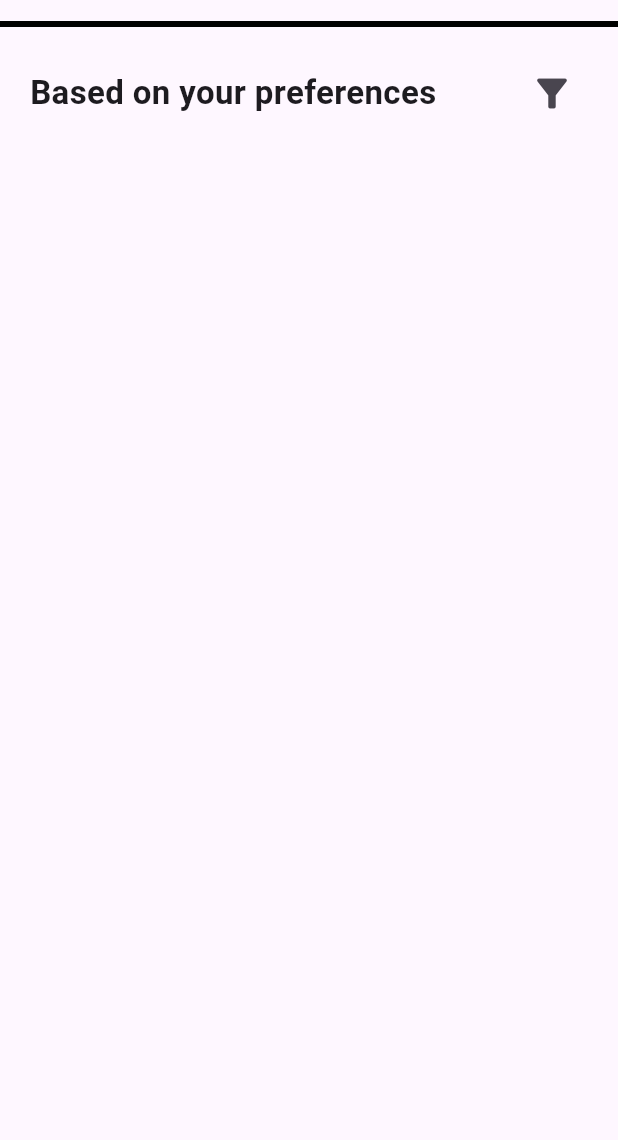
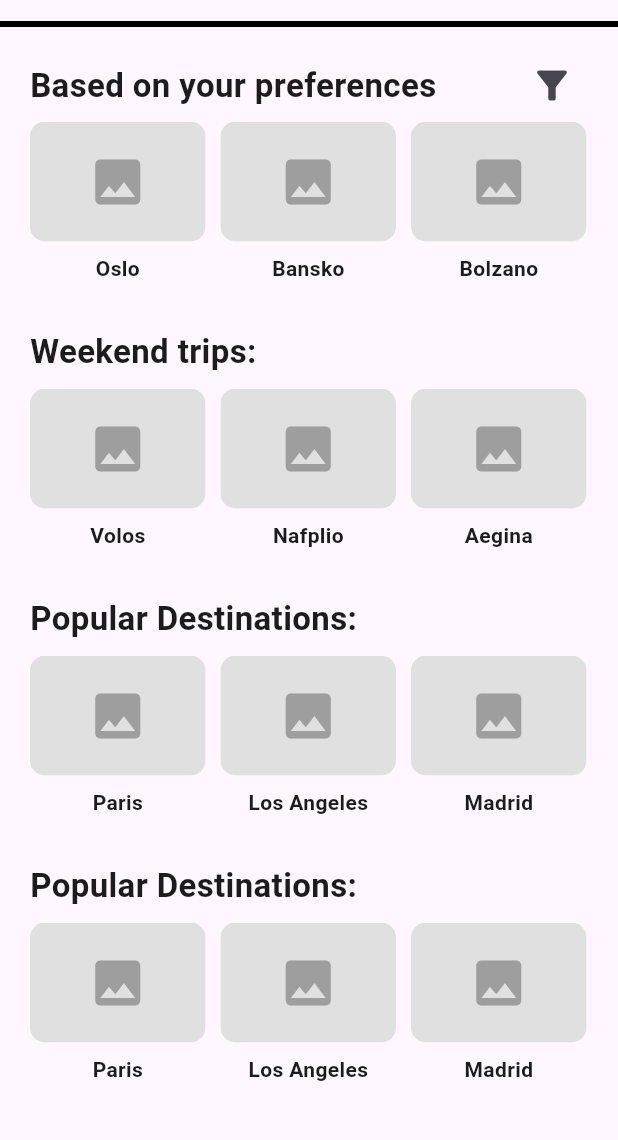
Before and after one commit to dulkusim/Odysseia, a Flutter app: the screen it shows after launch, on a phone screen of 412 x 824 dp, the part 63-1203 px from its top. Run offline on Flutter 3.47's test engine with Material 3 defaults, Android fonts, the phone set to English and light mode, and no system bars.

Commit message:
Home Screen Initial layout

```diff
--- /dev/null
+++ b/fproject/lib/components/image_card.dart
@@ -0,0 +1,35 @@
+import 'package:flutter/material.dart';
+
+class CityCard extends StatelessWidget {
+  final String cityName;
+  final String? imageUrl;
+
+  const CityCard({required this.cityName, this.imageUrl, Key? key}) : super(key: key);
+
+  @override
+  Widget build(BuildContext context) {
+    return Padding(
+      padding: const EdgeInsets.only(right: 10.0), // Adds spacing to the right
+      child: Column(
+        children: [
+          ClipRRect(
+            borderRadius: BorderRadius.circular(10.0),
+            child: Container(
+              width: 117,
+              height: 80,
+              color: Colors.grey.shade300,
+              child: imageUrl != null
+                  ? Image.network(imageUrl!, fit: BoxFit.cover)
+                  : Icon(Icons.image, size: 40, color: Colors.grey),
+            ),
+          ),
+          SizedBox(height: 8),
+          Text(
+            cityName,
+            style: TextStyle(fontWeight: FontWeight.bold),
+          ),
+        ],
+      ),
+    );
+  }
+}
--- a/fproject/lib/main.dart
+++ b/fproject/lib/main.dart
@@ -1,5 +1,7 @@
 import 'package:flutter/material.dart';
 import 'components/search_bar.dart'; // Import the reusable widget
+import 'components/image_card.dart'; // Import the reusable widget
+
 
 void main() {
   runApp(OdysseiaApp());
@@ -71,8 +73,12 @@
 class BasedOnPreferencesText extends StatelessWidget {
   @override
   Widget build(BuildContext context) {
-    return Padding(
-      padding: const EdgeInsets.all(20.0),
+    return Column(
+      crossAxisAlignment: CrossAxisAlignment.start,
+      children: [
+        SizedBox(height: 15), // Add some spacing at the top
+        Padding(
+          padding: const EdgeInsets.symmetric(horizontal: 20.0),
           child: Row(
             mainAxisAlignment: MainAxisAlignment.spaceBetween,
             children: [
@@ -80,12 +86,12 @@
                 'Based on your preferences',
                 style: TextStyle(
                   fontWeight: FontWeight.bold,
-              fontSize: 22.0, // Adjust font size as needed
+                  fontSize: 22.0,
                 ),
               ),
               IconButton(
                 icon: Icon(Icons.filter_alt),
-            iconSize: 30.0, // Adjust icon size as needed
+                iconSize: 30.0,
                 onPressed: () {
                   // Handle filter button press
                   print("Filter button pressed");
@@ -93,6 +99,142 @@
               ),
             ],
           ),
+        ),
+        Padding(
+          padding: const EdgeInsets.symmetric(horizontal: 20.0),
+          child: SingleChildScrollView(
+            scrollDirection: Axis.horizontal,
+            child: Row(
+              children: [
+                CityCard(cityName: "Oslo"),
+                CityCard(cityName: "Bansko"),
+                CityCard(cityName: "Bolzano"),
+                CityCard(cityName: "Bucharest"), // Fourth city added
+              ],
+            ),
+          ),
+        ),
+        SizedBox(height: 30), // Add some spacing between sections
+
+        // "Weekend trips" section
+        WeekendTripsSection(),
+      ],
     );
   }
 }
+
+class WeekendTripsSection extends StatelessWidget {
+  @override
+  Widget build(BuildContext context) {
+    return Column(
+      crossAxisAlignment: CrossAxisAlignment.start,
+      children: [
+        Padding(
+          padding: const EdgeInsets.symmetric(horizontal: 20.0),
+          child: Text(
+            'Weekend trips:',
+            style: TextStyle(
+              fontWeight: FontWeight.bold,
+              fontSize: 22.0,
+            ),
+          ),
+        ),
+        SizedBox(height: 9),
+        Padding(
+          padding: const EdgeInsets.symmetric(horizontal: 20.0),
+          child: SingleChildScrollView(
+            scrollDirection: Axis.horizontal,
+            child: Row(
+              children: [
+                CityCard(cityName: "Volos"),
+                CityCard(cityName: "Nafplio"),
+                CityCard(cityName: "Aegina"),
+                CityCard(cityName: "Kalamata"),
+              ],
+            ),
+          ),
+        ),
+        SizedBox(height: 30),
+
+        // "Popular Destinations" section
+        PopularDestinationsSection(),
+      ],
+    );
+  }
+}
+
+class PopularDestinationsSection extends StatelessWidget {
+  @override
+  Widget build(BuildContext context) {
+    return Column(
+      crossAxisAlignment: CrossAxisAlignment.start,
+      children: [
+        Padding(
+          padding: const EdgeInsets.symmetric(horizontal: 20.0),
+          child: Text(
+            'Popular Destinations:',
+            style: TextStyle(
+              fontWeight: FontWeight.bold,
+              fontSize: 22.0,
+            ),
+          ),
+        ),
+        SizedBox(height: 9),
+        Padding(
+          padding: const EdgeInsets.symmetric(horizontal: 20.0),
+          child: SingleChildScrollView(
+            scrollDirection: Axis.horizontal,
+            child: Row(
+              children: [
+                CityCard(cityName: "Paris"),
+                CityCard(cityName: "Los Angeles"),
+                CityCard(cityName: "Madrid"),
+                CityCard(cityName: "Rome"),
+              ],
+            ),
+          ),
+        ),
+        SizedBox(height: 30),
+
+        // "Friends visited" section
+        FriendsVisitedSection(),
+      ],
+    );
+  }
+}
+
+class FriendsVisitedSection extends StatelessWidget {
+  @override
+  Widget build(BuildContext context) {
+    return Column(
+      crossAxisAlignment: CrossAxisAlignment.start,
+      children: [
+        Padding(
+          padding: const EdgeInsets.symmetric(horizontal: 20.0),
+          child: Text(
+            'Popular Destinations:',
+            style: TextStyle(
+              fontWeight: FontWeight.bold,
+              fontSize: 22.0,
+            ),
+          ),
+        ),
+        SizedBox(height: 9),
+        Padding(
+          padding: const EdgeInsets.symmetric(horizontal: 20.0),
+          child: SingleChildScrollView(
+            scrollDirection: Axis.horizontal,
+            child: Row(
+              children: [
+                CityCard(cityName: "Paris"),
+                CityCard(cityName: "Los Angeles"),
+                CityCard(cityName: "Madrid"),
+                CityCard(cityName: "Rome"),
+              ],
+            ),
+          ),
+        ),
+      ],
+    );
+  }
+}
```
Lines whose indentation alone changed are shown as unchanged.
